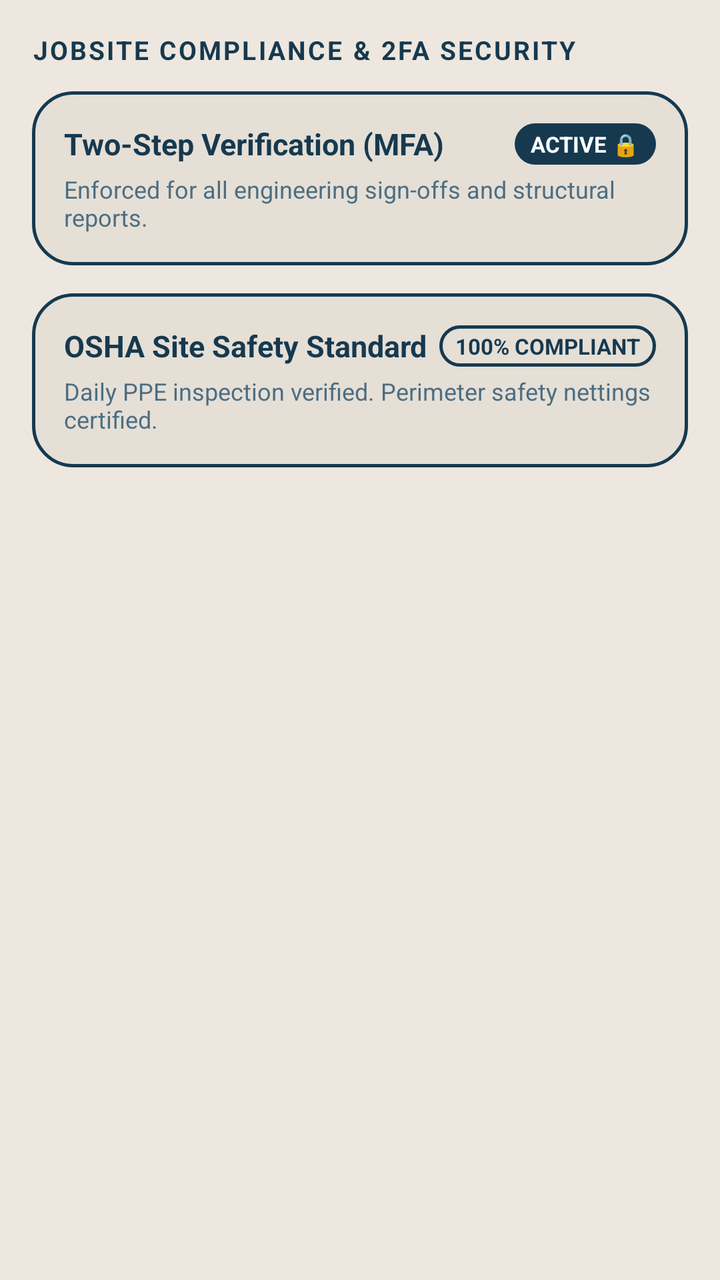
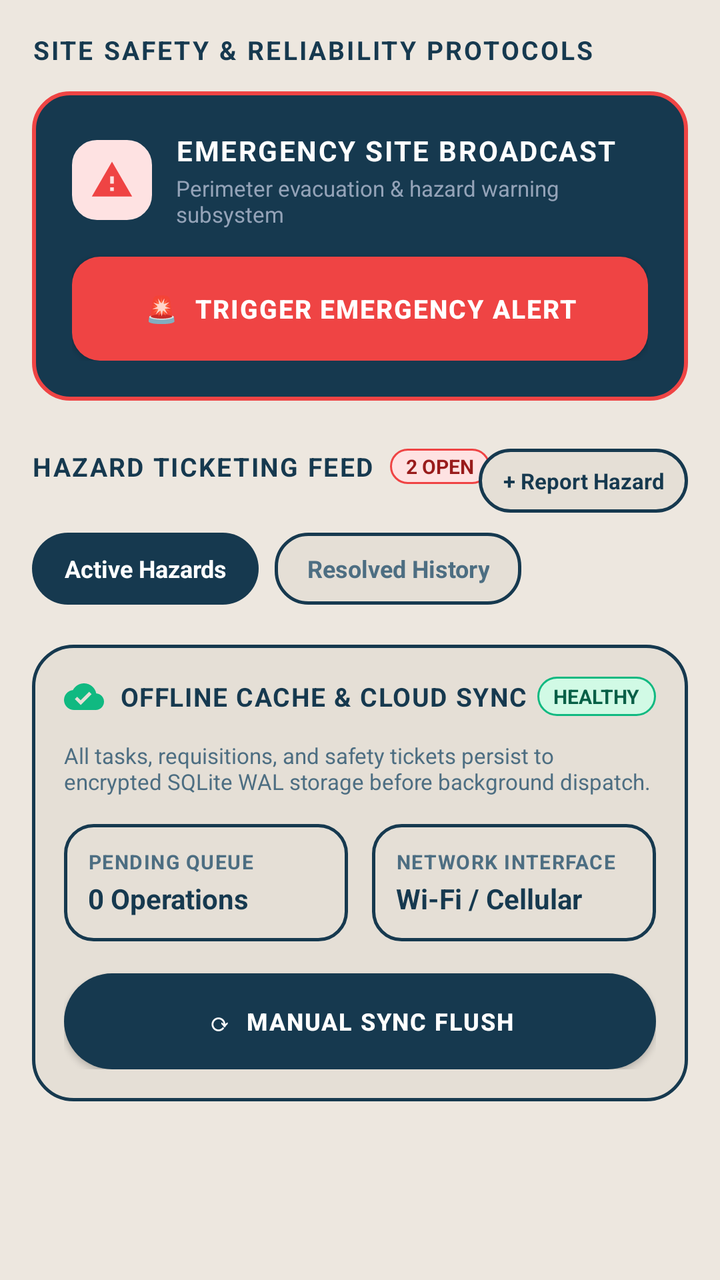

Compare the two renders of this Android layout. The source of the first and the diff that turns it into the second are given below.
<!-- AndroidManifest.xml: application theme Theme.SiteSync -->
<!-- res/layout/fragment_security.xml -->
<?xml version="1.0" encoding="utf-8"?>
<androidx.core.widget.NestedScrollView xmlns:android="http://schemas.android.com/apk/res/android"
    xmlns:app="http://schemas.android.com/apk/res-auto"
    android:layout_width="match_parent"
    android:layout_height="match_parent"
    android:background="@color/warm_ash_base"
    android:fillViewport="true">

    <LinearLayout
        android:layout_width="match_parent"
        android:layout_height="wrap_content"
        android:orientation="vertical"
        android:padding="16dp"
        android:paddingBottom="100dp">

        <TextView
            android:layout_width="match_parent"
            android:layout_height="wrap_content"
            android:text="JOBSITE COMPLIANCE &amp; 2FA SECURITY"
            android:textColor="@color/text_oxide_primary"
            android:textSize="13sp"
            android:textStyle="bold"
            android:letterSpacing="0.08"
            android:layout_marginBottom="12dp" />

        
        <LinearLayout
            android:layout_width="match_parent"
            android:layout_height="wrap_content"
            android:orientation="vertical"
            android:background="@drawable/bg_card_outlined"
            android:padding="16dp"
            android:layout_marginBottom="14dp">

            <RelativeLayout
                android:layout_width="match_parent"
                android:layout_height="wrap_content">

                <TextView
                    android:layout_width="wrap_content"
                    android:layout_height="wrap_content"
                    android:text="Two-Step Verification (MFA)"
                    android:textColor="@color/text_oxide_primary"
                    android:textSize="15sp"
                    android:textStyle="bold" />

                <TextView
                    android:layout_width="wrap_content"
                    android:layout_height="wrap_content"
                    android:layout_alignParentEnd="true"
                    android:text="ACTIVE 🔒"
                    android:textColor="@color/text_on_oxide_white"
                    android:textSize="11sp"
                    android:textStyle="bold"
                    android:background="@drawable/bg_tab_pill_active"
                    android:paddingStart="8dp"
                    android:paddingEnd="8dp"
                    android:paddingTop="3dp"
                    android:paddingBottom="3dp" />
            </RelativeLayout>

            <TextView
                android:layout_width="match_parent"
                android:layout_height="wrap_content"
                android:text="Enforced for all engineering sign-offs and structural reports."
                android:textColor="@color/text_oxide_secondary"
                android:textSize="12sp"
                android:layout_marginTop="4dp" />
        </LinearLayout>

        
        <LinearLayout
            android:layout_width="match_parent"
            android:layout_height="wrap_content"
            android:orientation="vertical"
            android:background="@drawable/bg_card_outlined"
            android:padding="16dp">

            <RelativeLayout
                android:layout_width="match_parent"
                android:layout_height="wrap_content">

                <TextView
                    android:layout_width="wrap_content"
                    android:layout_height="wrap_content"
                    android:text="OSHA Site Safety Standard"
                    android:textColor="@color/text_oxide_primary"
                    android:textSize="15sp"
                    android:textStyle="bold" />

                <TextView
                    android:layout_width="wrap_content"
                    android:layout_height="wrap_content"
                    android:layout_alignParentEnd="true"
                    android:text="100% COMPLIANT"
                    android:textColor="@color/text_oxide_primary"
                    android:textSize="11sp"
                    android:textStyle="bold"
                    android:background="@drawable/bg_pill_inactive"
                    android:paddingStart="8dp"
                    android:paddingEnd="8dp"
                    android:paddingTop="3dp"
                    android:paddingBottom="3dp" />
            </RelativeLayout>

            <TextView
                android:layout_width="match_parent"
                android:layout_height="wrap_content"
                android:text="Daily PPE inspection verified. Perimeter safety nettings certified."
                android:textColor="@color/text_oxide_secondary"
                android:textSize="12sp"
                android:layout_marginTop="4dp" />
        </LinearLayout>

    </LinearLayout>
</androidx.core.widget.NestedScrollView>
<!-- resources referenced by this layout -->
<resources>
  <!-- unchanged entries left out for length: 14 -->
</resources>

<!-- the commit's change to res/layout/fragment_security.xml (unified diff, before → after) -->
@@ -10,13 +10,16 @@
         android:layout_width="match_parent"
         android:layout_height="wrap_content"
         android:orientation="vertical"
-        android:padding="16dp"
+        android:paddingStart="16dp"
+        android:paddingEnd="16dp"
+        android:paddingTop="16dp"
         android:paddingBottom="100dp">
 
+        
         <TextView
             android:layout_width="match_parent"
             android:layout_height="wrap_content"
-            android:text="JOBSITE COMPLIANCE &amp; 2FA SECURITY"
+            android:text="SITE SAFETY &amp; RELIABILITY PROTOCOLS"
             android:textColor="@color/text_oxide_primary"
             android:textSize="13sp"
             android:textStyle="bold"
@@ -24,93 +27,415 @@
             android:layout_marginBottom="12dp" />
 
         
-        <LinearLayout
+        <include
+            android:id="@+id/incEmergency"
+            layout="@layout/layout_emergency_broadcast" />
+
+        
+        <RelativeLayout
             android:layout_width="match_parent"
             android:layout_height="wrap_content"
-            android:orientation="vertical"
-            android:background="@drawable/bg_card_outlined"
-            android:padding="16dp"
-            android:layout_marginBottom="14dp">
-
-            <RelativeLayout
-                android:layout_width="match_parent"
-                android:layout_height="wrap_content">
+            android:layout_marginTop="8dp"
+            android:layout_marginBottom="10dp">
+
+            <LinearLayout
+                android:layout_width="wrap_content"
+                android:layout_height="wrap_content"
+                android:orientation="horizontal"
+                android:gravity="center_vertical">
 
                 <TextView
                     android:layout_width="wrap_content"
                     android:layout_height="wrap_content"
-                    android:text="Two-Step Verification (MFA)"
+                    android:text="HAZARD TICKETING FEED"
                     android:textColor="@color/text_oxide_primary"
-                    android:textSize="15sp"
-                    android:textStyle="bold" />
+                    android:textSize="13sp"
+                    android:textStyle="bold"
+                    android:letterSpacing="0.06" />
 
                 <TextView
+                    android:id="@+id/tvHazardCountBadge"
                     android:layout_width="wrap_content"
                     android:layout_height="wrap_content"
-                    android:layout_alignParentEnd="true"
-                    android:text="ACTIVE 🔒"
-                    android:textColor="@color/text_on_oxide_white"
-                    android:textSize="11sp"
+                    android:text="2 OPEN"
+                    android:textColor="#991B1B"
+                    android:textSize="10sp"
                     android:textStyle="bold"
-                    android:background="@drawable/bg_tab_pill_active"
+                    android:background="@drawable/bg_badge_urgent"
                     android:paddingStart="8dp"
                     android:paddingEnd="8dp"
-                    android:paddingTop="3dp"
-                    android:paddingBottom="3dp" />
-            </RelativeLayout>
-
-            <TextView
-                android:layout_width="match_parent"
-                android:layout_height="wrap_content"
-                android:text="Enforced for all engineering sign-offs and structural reports."
+                    android:paddingTop="2dp"
+                    android:paddingBottom="2dp"
+                    android:layout_marginStart="8dp" />
+            </LinearLayout>
+
+            
+            <TextView
+                android:id="@+id/btnReportHazardHeader"
+                android:layout_width="wrap_content"
+                android:layout_height="32dp"
+                android:layout_alignParentEnd="true"
+                android:gravity="center"
+                android:text="+ Report Hazard"
+                android:textColor="@color/oxide_blue_primary"
+                android:textSize="11sp"
+                android:textStyle="bold"
+                android:background="@drawable/btn_secondary_outline"
+                android:paddingStart="12dp"
+                android:paddingEnd="12dp"
+                android:clickable="true"
+                android:focusable="true" />
+        </RelativeLayout>
+
+        
+        <LinearLayout
+            android:layout_width="match_parent"
+            android:layout_height="wrap_content"
+            android:orientation="horizontal"
+            android:layout_marginBottom="12dp">
+
+            <TextView
+                android:id="@+id/chipHazardsOpen"
+                android:layout_width="wrap_content"
+                android:layout_height="36dp"
+                android:gravity="center"
+                android:text="Active Hazards"
+                android:textColor="#FFFFFF"
+                android:textSize="12sp"
+                android:textStyle="bold"
+                android:background="@drawable/bg_tab_pill_active"
+                android:paddingStart="16dp"
+                android:paddingEnd="16dp"
+                android:layout_marginEnd="8dp"
+                android:clickable="true"
+                android:focusable="true" />
+
+            <TextView
+                android:id="@+id/chipHazardsResolved"
+                android:layout_width="wrap_content"
+                android:layout_height="36dp"
+                android:gravity="center"
+                android:text="Resolved History"
                 android:textColor="@color/text_oxide_secondary"
                 android:textSize="12sp"
-                android:layout_marginTop="4dp" />
-        </LinearLayout>
-
-        
-        <LinearLayout
+                android:textStyle="bold"
+                android:background="@drawable/bg_pill_inactive"
+                android:paddingStart="16dp"
+                android:paddingEnd="16dp"
+                android:clickable="true"
+                android:focusable="true" />
+        </LinearLayout>
+
+        
+        <androidx.recyclerview.widget.RecyclerView
+            android:id="@+id/rvHazardTickets"
             android:layout_width="match_parent"
             android:layout_height="wrap_content"
+            android:nestedScrollingEnabled="false" />
+
+        
+        <LinearLayout
+            android:id="@+id/layoutHazardEmptyState"
+            android:layout_width="match_parent"
+            android:layout_height="wrap_content"
             android:orientation="vertical"
+            android:gravity="center"
             android:background="@drawable/bg_card_outlined"
-            android:padding="16dp">
-
-            <RelativeLayout
-                android:layout_width="match_parent"
-                android:layout_height="wrap_content">
-
-                <TextView
-                    android:layout_width="wrap_content"
-                    android:layout_height="wrap_content"
-                    android:text="OSHA Site Safety Standard"
-                    android:textColor="@color/text_oxide_primary"
-                    android:textSize="15sp"
-                    android:textStyle="bold" />
-
-                <TextView
-                    android:layout_width="wrap_content"
-                    android:layout_height="wrap_content"
-                    android:layout_alignParentEnd="true"
-                    android:text="100% COMPLIANT"
-                    android:textColor="@color/text_oxide_primary"
-                    android:textSize="11sp"
-                    android:textStyle="bold"
-                    android:background="@drawable/bg_pill_inactive"
-                    android:paddingStart="8dp"
-                    android:paddingEnd="8dp"
-                    android:paddingTop="3dp"
-                    android:paddingBottom="3dp" />
-            </RelativeLayout>
-
-            <TextView
-                android:layout_width="match_parent"
-                android:layout_height="wrap_content"
-                android:text="Daily PPE inspection verified. Perimeter safety nettings certified."
+            android:padding="28dp"
+            android:layout_marginBottom="16dp"
+            android:visibility="gone">
+
+            <ImageView
+                android:layout_width="36dp"
+                android:layout_height="36dp"
+                android:src="@drawable/ic_cloud_done"
+                app:tint="@color/status_green"
+                android:layout_marginBottom="8dp" />
+
+            <TextView
+                android:id="@+id/tvEmptyStateText"
+                android:layout_width="wrap_content"
+                android:layout_height="wrap_content"
+                android:text="Zero Active Hazards • Site Perimeter Safe"
+                android:textColor="@color/text_oxide_primary"
+                android:textSize="13sp"
+                android:textStyle="bold" />
+
+            <TextView
+                android:layout_width="wrap_content"
+                android:layout_height="wrap_content"
+                android:text="No open safety tickets on this active project floor."
                 android:textColor="@color/text_oxide_secondary"
-                android:textSize="12sp"
-                android:layout_marginTop="4dp" />
-        </LinearLayout>
+                android:textSize="11sp"
+                android:layout_marginTop="2dp" />
+        </LinearLayout>
+
+        
+        <include
+            android:id="@+id/incSyncTelemetry"
+            layout="@layout/layout_sync_telemetry" />
 
     </LinearLayout>
 </androidx.core.widget.NestedScrollView>
+<!-- res/layout/layout_emergency_broadcast.xml (included above) -->
+<?xml version="1.0" encoding="utf-8"?>
+<LinearLayout xmlns:android="http://schemas.android.com/apk/res/android"
+    xmlns:app="http://schemas.android.com/apk/res-auto"
+    android:id="@+id/layoutEmergencyContainer"
+    android:layout_width="match_parent"
+    android:layout_height="wrap_content"
+    android:orientation="vertical"
+    android:background="@drawable/bg_card_emergency"
+    android:padding="20dp"
+    android:layout_marginBottom="16dp">
+
+    <LinearLayout
+        android:layout_width="match_parent"
+        android:layout_height="wrap_content"
+        android:orientation="horizontal"
+        android:gravity="center_vertical">
+
+        <FrameLayout
+            android:layout_width="40dp"
+            android:layout_height="40dp"
+            android:background="@drawable/bg_badge_urgent"
+            android:backgroundTint="#FEE2E2"
+            android:layout_marginEnd="12dp">
+
+            <ImageView
+                android:layout_width="22dp"
+                android:layout_height="22dp"
+                android:layout_gravity="center"
+                android:src="@drawable/ic_warning_amber"
+                app:tint="#EF4444"
+                android:contentDescription="Emergency Beacon" />
+        </FrameLayout>
+
+        <LinearLayout
+            android:layout_width="0dp"
+            android:layout_height="wrap_content"
+            android:layout_weight="1"
+            android:orientation="vertical">
+
+            <TextView
+                android:layout_width="wrap_content"
+                android:layout_height="wrap_content"
+                android:text="EMERGENCY SITE BROADCAST"
+                android:textColor="#FFFFFF"
+                android:textSize="14sp"
+                android:textStyle="bold"
+                android:letterSpacing="0.06" />
+
+            <TextView
+                android:layout_width="wrap_content"
+                android:layout_height="wrap_content"
+                android:text="Perimeter evacuation &amp; hazard warning subsystem"
+                android:textColor="#94A3B8"
+                android:textSize="11sp"
+                android:layout_marginTop="2dp" />
+        </LinearLayout>
+    </LinearLayout>
+
+    
+    <LinearLayout
+        android:id="@+id/bannerActiveEmergency"
+        android:layout_width="match_parent"
+        android:layout_height="wrap_content"
+        android:orientation="horizontal"
+        android:gravity="center_vertical"
+        android:background="@drawable/bg_badge_urgent"
+        android:padding="10dp"
+        android:layout_marginTop="12dp"
+        android:visibility="gone">
+
+        <View
+            android:layout_width="8dp"
+            android:layout_height="8dp"
+            android:background="@drawable/indicator_pulse_dot"
+            app:backgroundTint="#EF4444"
+            android:layout_marginEnd="8dp" />
+
+        <TextView
+            android:id="@+id/tvActiveEmergencyInfo"
+            android:layout_width="0dp"
+            android:layout_height="wrap_content"
+            android:layout_weight="1"
+            android:text="ACTIVE BROADCAST: Structural Failure Threat"
+            android:textColor="#991B1B"
+            android:textSize="11sp"
+            android:textStyle="bold" />
+
+        <TextView
+            android:id="@+id/btnCancelEmergency"
+            android:layout_width="wrap_content"
+            android:layout_height="wrap_content"
+            android:text="CANCEL"
+            android:textColor="#EF4444"
+            android:textSize="11sp"
+            android:textStyle="bold"
+            android:padding="4dp" />
+    </LinearLayout>
+
+    <com.google.android.material.button.MaterialButton
+        android:id="@+id/btnTriggerEmergency"
+        android:layout_width="match_parent"
+        android:layout_height="52dp"
+        android:layout_marginTop="14dp"
+        android:background="@drawable/bg_btn_emergency"
+        app:backgroundTint="@null"
+        android:text="🚨  TRIGGER EMERGENCY ALERT"
+        android:textColor="#FFFFFF"
+        android:textSize="13sp"
+        android:textStyle="bold"
+        android:letterSpacing="0.05"
+        android:elevation="4dp" />
+
+</LinearLayout>
+<!-- res/layout/layout_sync_telemetry.xml (included above) -->
+<?xml version="1.0" encoding="utf-8"?>
+<LinearLayout xmlns:android="http://schemas.android.com/apk/res/android"
+    xmlns:app="http://schemas.android.com/apk/res-auto"
+    android:layout_width="match_parent"
+    android:layout_height="wrap_content"
+    android:orientation="vertical"
+    android:background="@drawable/bg_card_outlined"
+    android:padding="16dp"
+    android:layout_marginTop="8dp"
+    android:layout_marginBottom="24dp">
+
+    
+    <RelativeLayout
+        android:layout_width="match_parent"
+        android:layout_height="wrap_content"
+        android:layout_marginBottom="12dp">
+
+        <LinearLayout
+            android:layout_width="wrap_content"
+            android:layout_height="wrap_content"
+            android:orientation="horizontal"
+            android:gravity="center_vertical">
+
+            <ImageView
+                android:id="@+id/ivTelemetrySyncIcon"
+                android:layout_width="20dp"
+                android:layout_height="20dp"
+                android:src="@drawable/ic_cloud_done"
+                app:tint="@color/status_green"
+                android:layout_marginEnd="8dp" />
+
+            <TextView
+                android:layout_width="wrap_content"
+                android:layout_height="wrap_content"
+                android:text="OFFLINE CACHE &amp; CLOUD SYNC"
+                android:textColor="@color/text_oxide_primary"
+                android:textSize="13sp"
+                android:textStyle="bold"
+                android:letterSpacing="0.04" />
+        </LinearLayout>
+
+        <TextView
+            android:id="@+id/tvRoomDbStatusPill"
+            android:layout_width="wrap_content"
+            android:layout_height="wrap_content"
+            android:layout_alignParentEnd="true"
+            android:text="HEALTHY"
+            android:textColor="#065F46"
+            android:textSize="10sp"
+            android:textStyle="bold"
+            android:background="@drawable/bg_badge_optimal"
+            android:paddingStart="8dp"
+            android:paddingEnd="8dp"
+            android:paddingTop="3dp"
+            android:paddingBottom="3dp" />
+    </RelativeLayout>
+
+    <TextView
+        android:layout_width="match_parent"
+        android:layout_height="wrap_content"
+        android:text="All tasks, requisitions, and safety tickets persist to encrypted SQLite WAL storage before background dispatch."
+        android:textColor="@color/text_oxide_secondary"
+        android:textSize="11sp"
+        android:layout_marginBottom="14dp" />
+
+    
+    <LinearLayout
+        android:layout_width="match_parent"
+        android:layout_height="wrap_content"
+        android:orientation="horizontal"
+        android:layout_marginBottom="16dp">
+
+        
+        <LinearLayout
+            android:layout_width="0dp"
+            android:layout_height="wrap_content"
+            android:layout_weight="1"
+            android:orientation="vertical"
+            android:background="@drawable/bg_rounded_input"
+            android:padding="12dp"
+            android:layout_marginEnd="6dp">
+
+            <TextView
+                android:layout_width="wrap_content"
+                android:layout_height="wrap_content"
+                android:text="PENDING QUEUE"
+                android:textColor="@color/text_oxide_secondary"
+                android:textSize="10sp"
+                android:textStyle="bold"
+                android:letterSpacing="0.05" />
+
+            <TextView
+                android:id="@+id/tvPendingSyncCount"
+                android:layout_width="wrap_content"
+                android:layout_height="wrap_content"
+                android:text="0 Operations"
+                android:textColor="@color/text_oxide_primary"
+                android:textSize="14sp"
+                android:textStyle="bold"
+                android:layout_marginTop="2dp" />
+        </LinearLayout>
+
+        
+        <LinearLayout
+            android:layout_width="0dp"
+            android:layout_height="wrap_content"
+            android:layout_weight="1"
+            android:orientation="vertical"
+            android:background="@drawable/bg_rounded_input"
+            android:padding="12dp"
+            android:layout_marginStart="6dp">
+
+            <TextView
+                android:layout_width="wrap_content"
+                android:layout_height="wrap_content"
+                android:text="NETWORK INTERFACE"
+                android:textColor="@color/text_oxide_secondary"
+                android:textSize="10sp"
+                android:textStyle="bold"
+                android:letterSpacing="0.05" />
+
+            <TextView
+                android:id="@+id/tvNetworkInterface"
+                android:layout_width="wrap_content"
+                android:layout_height="wrap_content"
+                android:text="Wi-Fi / Cellular"
+                android:textColor="@color/text_oxide_primary"
+                android:textSize="14sp"
+                android:textStyle="bold"
+                android:layout_marginTop="2dp" />
+        </LinearLayout>
+    </LinearLayout>
+
+    
+    <com.google.android.material.button.MaterialButton
+        android:id="@+id/btnManualSyncFlush"
+        android:layout_width="match_parent"
+        android:layout_height="48dp"
+        android:background="@drawable/bg_pill_primary"
+        app:backgroundTint="@null"
+        android:text="⟳  MANUAL SYNC FLUSH"
+        android:textColor="@color/text_on_oxide_white"
+        android:textSize="12sp"
+        android:textStyle="bold"
+        android:letterSpacing="0.05" />
+
+</LinearLayout>
<!-- resource entries referenced after the edit -->
@@ -1,5 +1,110 @@
 <!-- resources referenced by this layout -->
 <resources>
+  <color name="status_green">#10B981</color>
+  <!-- drawable bg_badge_optimal (drawable) -->
+  <?xml version="1.0" encoding="utf-8"?>
+  <shape xmlns:android="http://schemas.android.com/apk/res/android"
+      android:shape="rectangle">
+      <solid android:color="#D1FAE5" />
+      <stroke
+          android:width="1dp"
+          android:color="#10B981" />
+      <corners android:radius="12dp" />
+  </shape>
+  <!-- drawable bg_badge_urgent (drawable) -->
+  <?xml version="1.0" encoding="utf-8"?>
+  <shape xmlns:android="http://schemas.android.com/apk/res/android"
+      android:shape="rectangle">
+      <solid android:color="#FEE2E2" />
+      <stroke
+          android:width="1dp"
+          android:color="#EF4444" />
+      <corners android:radius="12dp" />
+  </shape>
+  <!-- drawable bg_btn_emergency (drawable) -->
+  <?xml version="1.0" encoding="utf-8"?>
+  <ripple xmlns:android="http://schemas.android.com/apk/res/android"
+      android:color="#991B1B">
+      <item>
+          <shape android:shape="rectangle">
+              <solid android:color="#EF4444" />
+              <corners android:radius="14dp" />
+          </shape>
+      </item>
+  </ripple>
+  <!-- drawable bg_card_emergency (drawable) -->
+  <?xml version="1.0" encoding="utf-8"?>
+  <shape xmlns:android="http://schemas.android.com/apk/res/android"
+      android:shape="rectangle">
+      <solid android:color="@color/oxide_blue_primary" />
+      <stroke
+          android:width="2dp"
+          android:color="#EF4444" />
+      <corners android:radius="18dp" />
+  </shape>
+  <!-- drawable bg_pill_primary (drawable) -->
+  <?xml version="1.0" encoding="utf-8"?>
+  <ripple xmlns:android="http://schemas.android.com/apk/res/android"
+      android:color="@color/oxide_blue_dark">
+      <item>
+          <shape android:shape="rectangle">
+              <solid android:color="@color/oxide_blue_primary" />
+              <corners android:radius="24dp" />
+          </shape>
+      </item>
+  </ripple>
+  <!-- drawable bg_rounded_input (drawable) -->
+  <?xml version="1.0" encoding="utf-8"?>
+  <shape xmlns:android="http://schemas.android.com/apk/res/android"
+      android:shape="rectangle">
+      <solid android:color="@color/warm_ash_surface" />
+      <stroke
+          android:width="1.5dp"
+          android:color="@color/stroke_oxide_blue" />
+      <corners android:radius="14dp" />
+  </shape>
+  <!-- drawable btn_secondary_outline (drawable) -->
+  <?xml version="1.0" encoding="utf-8"?>
+  <ripple xmlns:android="http://schemas.android.com/apk/res/android"
+      android:color="@color/warm_ash_surface_alt">
+      <item>
+          <shape android:shape="rectangle">
+              <solid android:color="@color/warm_ash_surface" />
+              <stroke
+                  android:width="1.5dp"
+                  android:color="@color/stroke_oxide_blue" />
+              <corners android:radius="24dp" />
+          </shape>
+      </item>
+  </ripple>
+  <!-- drawable ic_cloud_done (drawable) -->
+  <vector xmlns:android="http://schemas.android.com/apk/res/android"
+      android:width="24dp"
+      android:height="24dp"
+      android:viewportWidth="24"
+      android:viewportHeight="24">
+    <path
+        android:fillColor="#FF10B981"
+        android:pathData="M19.35,10.04C18.67,6.59 15.64,4 12,4 9.11,4 6.6,5.64 5.35,8.04 2.34,8.36 0,10.91 0,14c0,3.31 2.69,6 6,6h13c2.76,0 5,-2.24 5,-5 0,-2.64 -2.05,-4.78 -4.65,-4.96zM10,17l-3.5,-3.5 1.41,-1.41L10,14.17 15.09,9.09 16.5,10.5 10,17z"/>
+  </vector>
+  <!-- drawable ic_warning_amber (drawable) -->
+  <vector xmlns:android="http://schemas.android.com/apk/res/android"
+      android:width="24dp"
+      android:height="24dp"
+      android:viewportWidth="24"
+      android:viewportHeight="24">
+    <path
+        android:fillColor="#FFF59E0B"
+        android:pathData="M1,21h22L12,2 1,21zM13,18h-2v-2h2v2zM13,14h-2v-4h2v4z"/>
+  </vector>
+  <!-- drawable indicator_pulse_dot (drawable) -->
+  <?xml version="1.0" encoding="utf-8"?>
+  <shape xmlns:android="http://schemas.android.com/apk/res/android"
+      android:shape="oval">
+      <solid android:color="@color/indicator_pulse_dot" />
+  </shape>
+  <color name="warm_ash_surface_alt">#DBD4CA</color>
+  <color name="indicator_pulse_dot">#FFFFFF</color>
   <!-- unchanged entries left out for length: 14 -->
 </resources>
 
